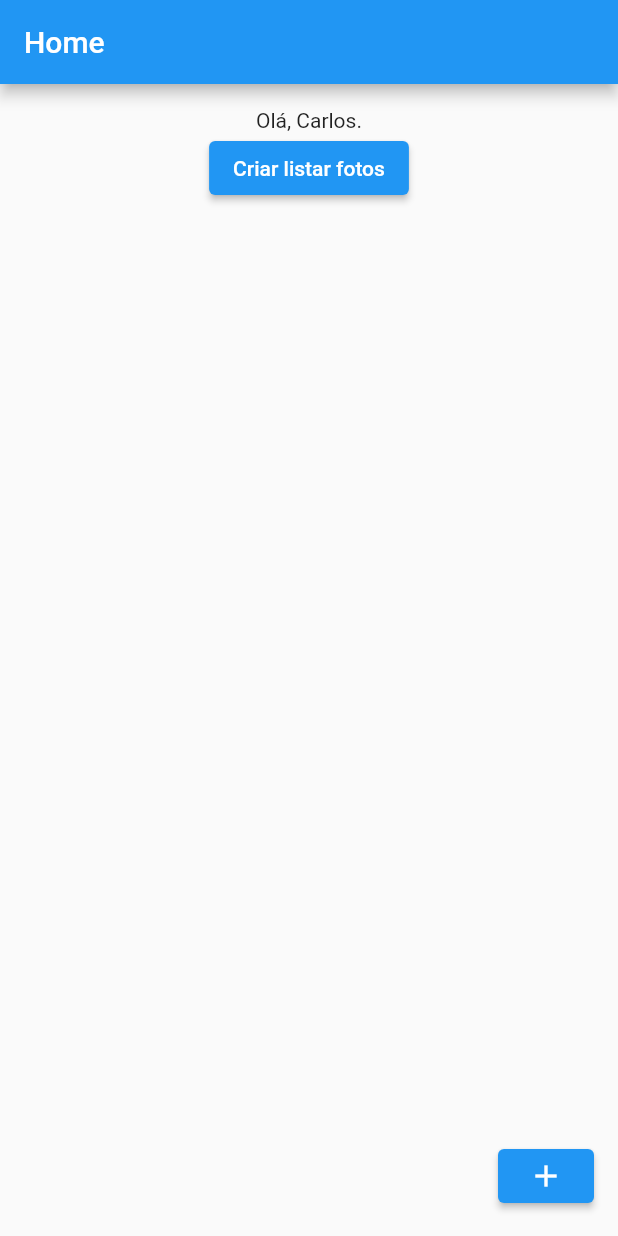
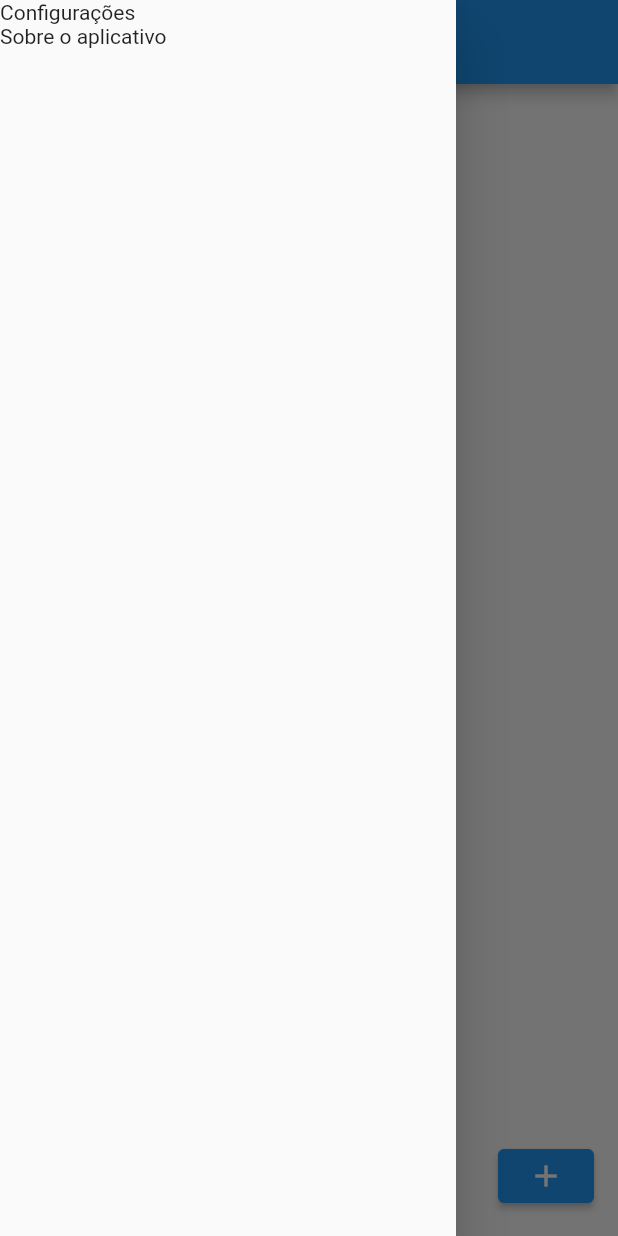
Before and after one commit to iCarlosAugusto/myBooknote, a Flutter app: the screen it shows after launch, with the side drawer open (before the commit the screen has no drawer), on a phone screen of 412 x 824 dp. Run offline on Flutter 3.47's test engine with Material 2 defaults, Android fonts, the phone set to English and light mode, and no system bars; our stand-ins replace auto_size_text, cloud_firestore, dotted_border, expandable, file_picker, firebase_core and 6 more; accounts and stored records are empty; generated files the repository leaves out were written again.

Commit message:
Criado o drawer

```diff
--- a/lib/pages/home.dart
+++ b/lib/pages/home.dart
@@ -12,6 +12,7 @@ import 'package:mybooknote/entities/subject_entity.dart';
 import 'package:mybooknote/main.dart';
 import 'package:mybooknote/pages/home_controller.dart';
 import 'package:mybooknote/pages/subject_page/subject_page.dart';
+import 'package:mybooknote/widgets/drawer.dart';
 import 'package:mybooknote/widgets/subjectCard/subject_card.dart';
 import 'package:mybooknote/widgets/textfieldWidget.dart';
 
@@ -30,6 +31,7 @@ class _HomeState extends State<Home> {
   @override
   Widget build(BuildContext context) {
     return Scaffold(
+      drawer: const DrawerWidget(),
       resizeToAvoidBottomInset: true,
       appBar: AppBar(title: const Text('Home')),
       body: Padding(
@@ -39,8 +41,6 @@ class _HomeState extends State<Home> {
             child: Column(
               children: [
                 const Text('Olá, Carlos.'),
-                ElevatedButton(
-                    onPressed: controller.criarNoFirebase, child: const Text('Criar listar fotos')),
                 SizedBox(
                   height: 300,
                   child: StreamBuilder(
@@ -49,7 +49,8 @@ class _HomeState extends State<Home> {
                         if (!snapshot.hasData) return const CircularProgressIndicator();
                         return ListView.separated(
                             itemBuilder: (BuildContext context, int index) {
-                            SubjectEntity subject = SubjectEntity.fromJson(snapshot.data!.docs[index].data() as Map<String, dynamic>);
+                              SubjectEntity subject = SubjectEntity.fromJson(
+                                  snapshot.data!.docs[index].data() as Map<String, dynamic>);
                               return SubjectCard(
                                   name: subject.name,
                                   professor: subject.professor,
@@ -58,8 +59,7 @@ class _HomeState extends State<Home> {
                                   selected: false);
                             },
                             separatorBuilder: (_, __) => const SizedBox(height: 8),
-                          itemCount: snapshot.data!.docs.length,
-                        );
+                            itemCount: snapshot.data!.docs.length);
                       }),
                 ),
               ],
--- /dev/null
+++ b/lib/widgets/drawer.dart
@@ -0,0 +1,18 @@
+import 'package:flutter/material.dart';
+import 'package:flutter/src/widgets/framework.dart';
+import 'package:flutter/src/widgets/placeholder.dart';
+
+class DrawerWidget extends StatelessWidget {
+  const DrawerWidget({super.key});
+
+  @override
+  Widget build(BuildContext context) {
+    return Drawer(
+      child: ListView(
+        children: const [
+          Text('Configurações'),
+          Text('Sobre o aplicativo')
+        ],
+    ));
+  }
+}
```
Lines whose indentation alone changed are shown as unchanged.
